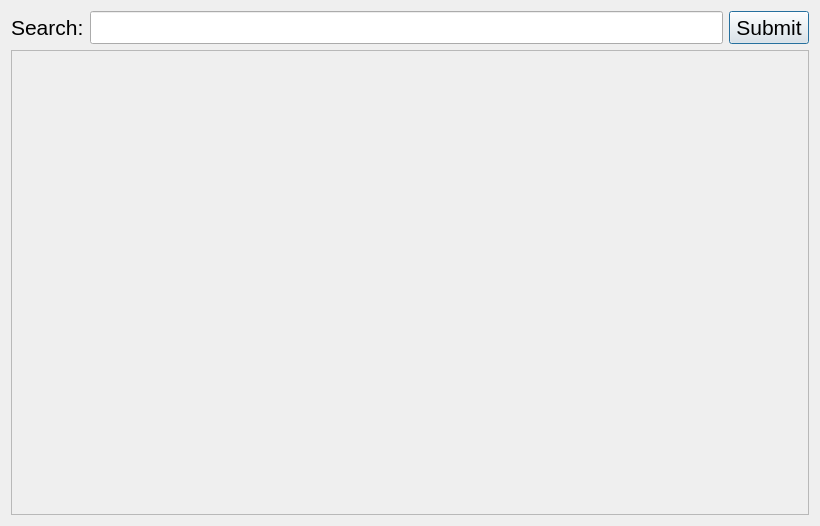
This is ui/dialogs/FoodSearch.ui in OpenFitnessPal/OpenFitnessPal as Qt 5 draws it before an edit. The edited form follows.
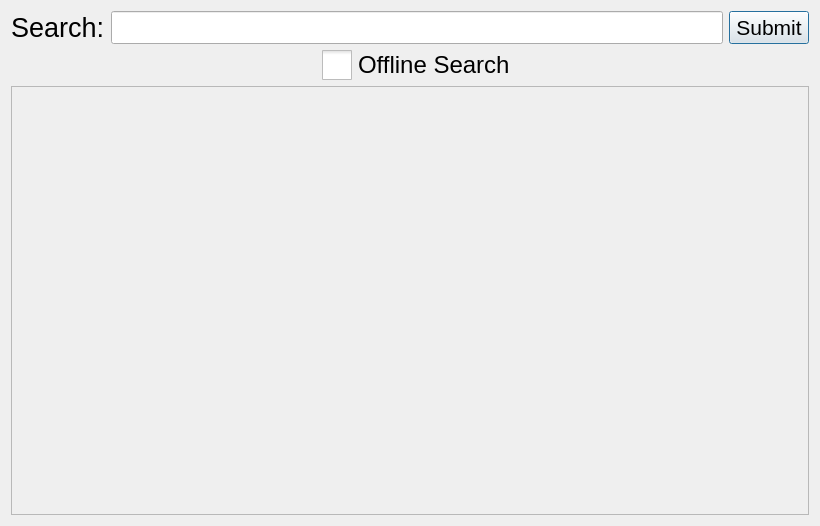
This is the edited form.

Commit message: food caching

Patch:
```diff
--- a/ui/dialogs/FoodSearch.ui
+++ b/ui/dialogs/FoodSearch.ui
@@ -18,7 +18,7 @@
     <widget class="QLabel" name="label">
      <property name="font">
       <font>
-       <pointsize>16</pointsize>
+       <pointsize>20</pointsize>
       </font>
      </property>
      <property name="text">
@@ -47,7 +47,7 @@
      </property>
     </widget>
    </item>
-   <item row="1" column="0" colspan="3">
+   <item row="3" column="0" colspan="3">
     <widget class="QScrollArea" name="scrollArea">
      <property name="widgetResizable">
       <bool>true</bool>
@@ -58,13 +58,32 @@
         <x>0</x>
         <y>0</y>
         <width>800</width>
-        <height>463</height>
+        <height>423</height>
        </rect>
       </property>
       <layout class="QVBoxLayout" name="results"/>
      </widget>
     </widget>
    </item>
+   <item row="1" column="1" alignment="Qt::AlignmentFlag::AlignHCenter">
+    <widget class="QCheckBox" name="offline">
+     <property name="font">
+      <font>
+       <pointsize>18</pointsize>
+      </font>
+     </property>
+     <property name="styleSheet">
+      <string notr="true">QCheckBox::indicator {
+     width: 30px;
+     height: 30px;
+ }
+</string>
+     </property>
+     <property name="text">
+      <string>Offline Search</string>
+     </property>
+    </widget>
+   </item>
   </layout>
  </widget>
  <resources/>
```
The commit also changes 13 other files.
